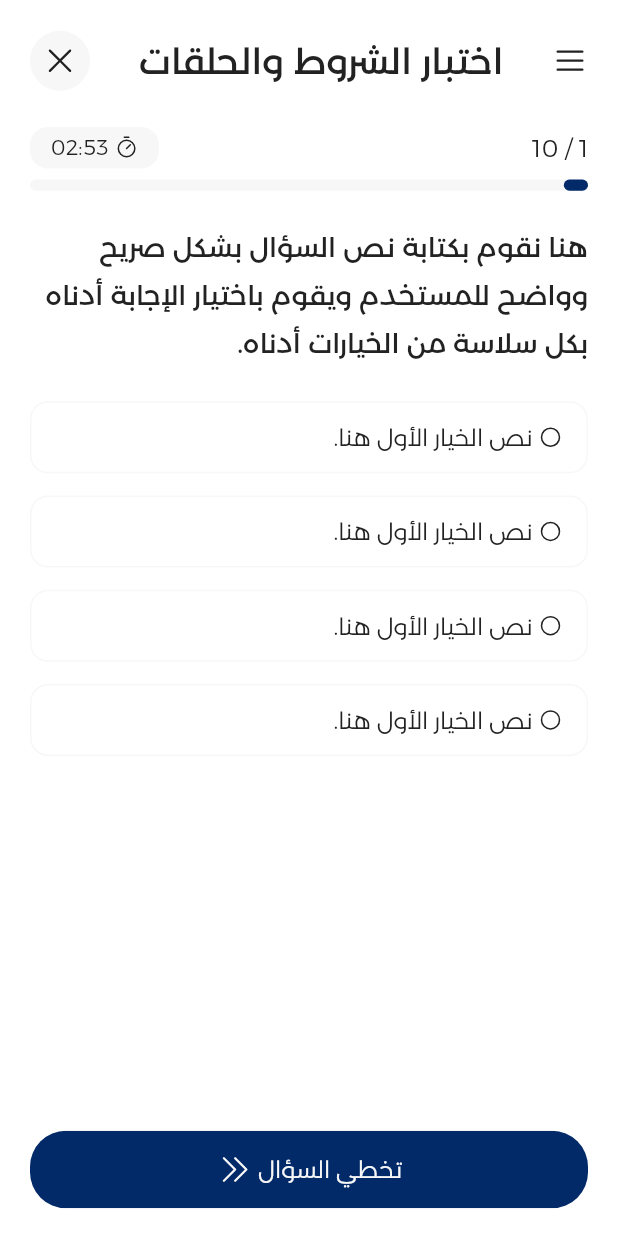
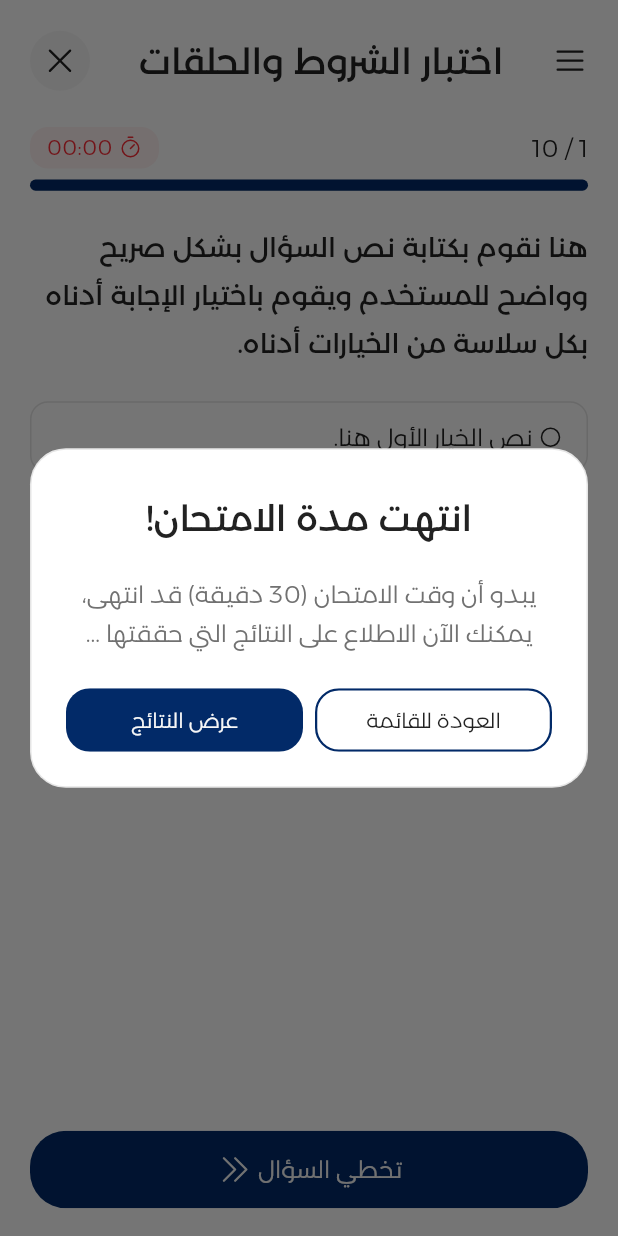
Before and after one commit to HackerhaTeam/student_app, a Flutter app: the screen it shows after launch, on a phone screen of 412 x 824 dp. Run offline on Flutter 3.47's test engine with Material 3 defaults, Android fonts, the phone set to English and light mode, and no system bars; our stand-ins replace audioplayers, flutter_bloc, phosphor_flutter.

Commit message:
add custom alert dialog and all dialog actions

```diff
--- /dev/null
+++ b/devtools_options.yaml
@@ -0,0 +1,3 @@
+description: This file stores settings for Dart & Flutter DevTools.
+documentation: https://docs.flutter.dev/tools/devtools/extensions#configure-extension-enablement-states
+extensions:
--- /dev/null
+++ b/lib/core/widgets/custom_alert_dialog.dart
@@ -0,0 +1,50 @@
+import 'package:flutter/material.dart';
+import 'package:student_hackerha/core/functions/get_responsive_size.dart';
+import 'package:student_hackerha/core/themes/extentions/app_borders.dart';
+import 'package:student_hackerha/core/themes/extentions/app_content.dart';
+import 'package:student_hackerha/core/themes/typoGraphy/app_text_styles.dart';
+
+class CustomAlertDialog extends StatelessWidget {
+  const CustomAlertDialog({
+    super.key,
+    required this.title,
+    required this.content,
+    required this.actions,
+    required this.canPop,
+  });
+
+  final String title;
+  final String content;
+  final List<Widget>? actions;
+  final bool canPop;
+  @override
+  Widget build(BuildContext context) {
+    final contentColor = Theme.of(context).extension<AppContent>()!;
+    final borderColor = Theme.of(context).extension<AppBorders>()!;
+
+    return PopScope(
+      canPop: canPop,
+      child: AlertDialog(
+        shape: RoundedRectangleBorder(
+            side: BorderSide(color: borderColor.transparent),
+            borderRadius: BorderRadius.circular(24.r(context))),
+        insetPadding: EdgeInsets.symmetric(
+          horizontal: 20.w(context),
+        ),
+        title: Text(
+          title,
+          style: Theme.of(context).textTheme.xHeadingXLarge,
+          textAlign: TextAlign.center,
+        ),
+        content: Text(
+          textAlign: TextAlign.center,
+          content,
+          style: Theme.of(context).textTheme.xParagraphLargeLose.copyWith(
+                color: contentColor.secondary,
+              ),
+        ),
+        actions: actions,
+      ),
+    );
+  }
+}
--- a/lib/core/widgets/custom_circle_icon_button.dart
+++ b/lib/core/widgets/custom_circle_icon_button.dart
@@ -7,17 +7,17 @@ class CustomCircleIconButton extends StatelessWidget {
     super.key,
     this.backgrounds,
     required this.iconDataPhosphor,
-    required this.size,
+    required this.size, required this.onTap,
   });
 
   final AppBackgrounds? backgrounds;
   final IconData iconDataPhosphor;
   final double size;
-
+  final void Function() onTap;
   @override
   Widget build(BuildContext context) {
     return GestureDetector(
-      onTap: () {},
+      onTap: onTap,
       child: Stack(
         alignment: Alignment.center,
         children: [
--- a/lib/features/quiz/presentation/pages/manager/count_down_timer_cubit/count_down_timer_cubit.dart
+++ b/lib/features/quiz/presentation/pages/manager/count_down_timer_cubit/count_down_timer_cubit.dart
@@ -1,25 +1,37 @@
 import 'dart:async';
+import 'package:audioplayers/audioplayers.dart';
 import 'package:flutter_bloc/flutter_bloc.dart';
+import 'package:student_hackerha/features/quiz/presentation/pages/manager/count_down_timer_cubit/count_down_timer_state.dart';
 
-class CountdownTimerCubit extends Cubit<Duration> {
+class CountdownTimerCubit extends Cubit<CountDownTimerState> {
   final Duration initialDuration;
   Timer? _timer;
-  bool isFinished = false;
 
-  CountdownTimerCubit({required this.initialDuration}) : super(initialDuration) {
+  CountdownTimerCubit({required this.initialDuration})
+      : super(CountdownTimerInitialState(duration: initialDuration)) {
     _startCountdown();
   }
 
-  void _startCountdown() {
+  void _startCountdown() async {
     _timer?.cancel();
-    _timer = Timer.periodic(const Duration(seconds: 1), (timer) {
-      final newDuration = state - const Duration(seconds: 1);
+
+    emit(CountdownTimerContinueState(duration: state.duration));
+
+    await Future.delayed(const Duration(seconds: 1));
+
+    _timer = Timer.periodic(const Duration(seconds: 1), (timer) async {
+      final newDuration = state.duration - Duration(seconds: 1);
+
+      if (newDuration.inSeconds == 120) {
+        final player = AudioPlayer();
+        await player.play(AssetSource('audio/audio_2025-04-21_00-53-59.mp3'));
+      }
+
       if (newDuration.inSeconds <= 0) {
-        isFinished = true;
-        emit(Duration.zero);
+        emit(CountdownTimerTimeOutState(duration: Duration.zero));
         _timer?.cancel();
       } else {
-        emit(newDuration);
+        emit(CountdownTimerContinueState(duration: newDuration));
       }
     });
   }
--- /dev/null
+++ b/lib/features/quiz/presentation/pages/manager/count_down_timer_cubit/count_down_timer_state.dart
@@ -0,0 +1,18 @@
+abstract class CountDownTimerState {
+  final Duration duration;
+
+  CountDownTimerState({required this.duration});
+}
+
+
+class CountdownTimerInitialState extends CountDownTimerState {
+  CountdownTimerInitialState({required super.duration});
+}
+
+class CountdownTimerContinueState extends CountDownTimerState {
+  CountdownTimerContinueState({required super.duration});
+}
+
+class CountdownTimerTimeOutState extends CountDownTimerState {
+  CountdownTimerTimeOutState({required super.duration});
+}
--- a/lib/features/quiz/presentation/pages/quiz_page.dart
+++ b/lib/features/quiz/presentation/pages/quiz_page.dart
@@ -20,7 +20,7 @@ class _QuizPageState extends State<QuizPage>
       providers: [
         BlocProvider(
           create: (context) =>
-              AnimationTimerCubit(vsync: this, duration: Duration(minutes: 3)),
+              AnimationTimerCubit(vsync: this, duration: Duration(seconds: 6)),
         ),
           BlocProvider(
           create: (context) =>
@@ -28,7 +28,7 @@ class _QuizPageState extends State<QuizPage>
         ),
             BlocProvider(
           create: (context) =>
-              CountdownTimerCubit(initialDuration: Duration(minutes: 3))
+              CountdownTimerCubit(initialDuration: Duration(seconds: 5))
         )
       ],
       child: SafeArea(
--- a/lib/features/quiz/presentation/pages/widgets/option_box.dart
+++ b/lib/features/quiz/presentation/pages/widgets/option_box.dart
@@ -33,7 +33,7 @@ class OptionBox extends StatelessWidget {
     if (isSelected) {
       return borderColor.primaryBrand;
     } else {
-      return backgroundColor.onSurfaceSecondary;
+      return borderColor.transparent;
     }
   }
 }
--- a/lib/features/quiz/presentation/pages/widgets/option_box_item.dart
+++ b/lib/features/quiz/presentation/pages/widgets/option_box_item.dart
@@ -1,11 +1,9 @@
 import 'package:flutter/material.dart';
 import 'package:phosphor_flutter/phosphor_flutter.dart';
 import 'package:student_hackerha/core/functions/get_responsive_size.dart';
-import 'package:student_hackerha/core/themes/extentions/app_backgrounds.dart';
-import 'package:student_hackerha/core/themes/extentions/app_borders.dart';
+
 import 'package:student_hackerha/core/themes/extentions/app_content.dart';
 import 'package:student_hackerha/core/themes/typoGraphy/app_text_styles.dart';
-import 'package:student_hackerha/core/widgets/custom_icon_button.dart';
 
 class OptionBoxItem extends StatelessWidget {
   const OptionBoxItem({
--- a/lib/features/quiz/presentation/pages/widgets/quiz_body_section.dart
+++ b/lib/features/quiz/presentation/pages/widgets/quiz_body_section.dart
@@ -2,7 +2,6 @@
 import 'package:flutter/material.dart';
 import 'package:student_hackerha/core/functions/get_responsive_size.dart';
 import 'package:student_hackerha/core/themes/typoGraphy/app_text_styles.dart';
-import 'package:student_hackerha/features/quiz/presentation/pages/widgets/options_list_view.dart';
 import 'package:student_hackerha/features/quiz/presentation/pages/widgets/options_list_view_builder.dart';
 
 class QuizBodySection extends StatelessWidget {
--- a/lib/features/quiz/presentation/pages/widgets/quiz_page_header.dart
+++ b/lib/features/quiz/presentation/pages/widgets/quiz_page_header.dart
@@ -1,12 +1,12 @@
-
-
 import 'package:flutter/material.dart';
 import 'package:phosphor_flutter/phosphor_flutter.dart';
 import 'package:student_hackerha/core/functions/get_responsive_size.dart';
 import 'package:student_hackerha/core/themes/extentions/app_backgrounds.dart';
 import 'package:student_hackerha/core/themes/typoGraphy/app_text_styles.dart';
+import 'package:student_hackerha/core/widgets/custom_alert_dialog.dart';
 import 'package:student_hackerha/core/widgets/custom_circle_icon_button.dart';
 import 'package:student_hackerha/core/widgets/custom_icon_button.dart';
+import 'package:student_hackerha/features/quiz/presentation/pages/widgets/time_out_quiz_dialog_actions.dart';
 
 class QuizPageHeader extends StatelessWidget {
   const QuizPageHeader({
@@ -15,7 +15,8 @@ class QuizPageHeader extends StatelessWidget {
 
   @override
   Widget build(BuildContext context) {
-    final backgrounds = Theme.of(context).extension<AppBackgrounds>()!;
+    final backgroundColor = Theme.of(context).extension<AppBackgrounds>()!;
+
     return Row(
       mainAxisAlignment: MainAxisAlignment.spaceBetween,
       children: [
@@ -26,8 +27,24 @@ class QuizPageHeader extends StatelessWidget {
           style: Theme.of(context).textTheme.xHeadingXLarge,
         ),
         CustomCircleIconButton(
+          onTap: () {
+            showDialog(
+              context: context,
+              builder: (BuildContext context) {
+                return CustomAlertDialog(
+                  canPop: true,
+                  actions: [
+                    TimeOutQuizDialogActions(),
+                  ],
+                  title: 'هل تود أن إنهاء الامتحان؟',
+                  content:
+                      'سيؤدي ذلك إلى إظهار النتائج النهائية. تأكد من مراجعة إجاباتك قبل اتخاذ هذه الخطوة!',
+                );
+              },
+            );
+          },
           size: 24.w(context),
-          backgrounds: backgrounds,
+          backgrounds: backgroundColor,
           iconDataPhosphor: PhosphorIcons.x(),
         ),
       ],
--- a/lib/features/quiz/presentation/pages/widgets/quiz_timer.dart
+++ b/lib/features/quiz/presentation/pages/widgets/quiz_timer.dart
@@ -1,4 +1,3 @@
-
 import 'package:flutter/material.dart';
 import 'package:phosphor_flutter/phosphor_flutter.dart';
 import 'package:student_hackerha/core/functions/get_responsive_size.dart';
@@ -8,19 +7,22 @@ import 'package:student_hackerha/core/themes/typoGraphy/app_text_styles.dart';
 
 class QuizTimer extends StatelessWidget {
   const QuizTimer({
-    super.key, required this.minutes, required this.seconds,
+    super.key,
+    required this.minutes,
+    required this.seconds,
   });
-final String minutes;
-final String seconds;
+  final String minutes;
+  final String seconds;
 
   @override
   Widget build(BuildContext context) {
-        final backgroundColor = Theme.of(context).extension<AppBackgrounds>()!;
-           final contentColor = Theme.of(context).extension<AppContent>()!;
+    final backgroundColor = Theme.of(context).extension<AppBackgrounds>()!;
+    final contentColor = Theme.of(context).extension<AppContent>()!;
 
     return Container(
       decoration: BoxDecoration(
-          color: _getBackgrounColor(minutes:int.parse(minutes), backgroundColor: backgroundColor),
+          color: _getBackgrounColor(
+              minutes: int.parse(minutes), backgroundColor: backgroundColor),
           borderRadius: BorderRadius.circular(12.r(context))),
       width: 86.w(context),
       height: 30.h(context),
@@ -30,7 +32,8 @@ final String seconds;
           children: [
             PhosphorIcon(
               textDirection: TextDirection.ltr,
-              color: _getIconColor(minutes: int.parse(minutes),contentColor: contentColor),
+              color: _getIconColor(
+                  minutes: int.parse(minutes), contentColor: contentColor),
               PhosphorIcons.timer(),
               size: 16.w(context),
             ),
@@ -39,7 +42,9 @@ final String seconds;
             ),
             Text(
               '$minutes:$seconds',
-              style: Theme.of(context).textTheme.xLabelMedium,
+              style: Theme.of(context).textTheme.xLabelMedium.copyWith(
+                color: _getTextColor(minutes: int.parse(minutes), contentColor: contentColor)
+              ),
             ),
           ],
         ),
@@ -47,24 +52,30 @@ final String seconds;
     );
   }
 
-Color  _getIconColor({required int minutes,required AppContent contentColor})
-  {
-    if(minutes<2)
-    {
+  Color _getIconColor(
+      {required int minutes, required AppContent contentColor}) {
+    if (minutes < 2) {
       return contentColor.negative;
-    }
-    else {
+    } else {
       return contentColor.primary;
     }
   }
-Color _getBackgrounColor({required int minutes,required AppBackgrounds backgroundColor})
-{
-  if(minutes<2)
-    {
+
+  Color _getBackgrounColor(
+      {required int minutes, required AppBackgrounds backgroundColor}) {
+    if (minutes < 2) {
       return backgroundColor.negativeSoft;
-    }
-    else {
+    } else {
       return backgroundColor.onSurfaceSecondary;
     }
+  }
+
+  Color _getTextColor(
+      {required int minutes, required AppContent contentColor}) {
+    if (minutes < 2) {
+      return contentColor.negative;
+    } else {
+      return contentColor.primary;
+    }
+  }
 }
-}
--- a/lib/features/quiz/presentation/pages/widgets/quiz_timer_builder.dart
+++ b/lib/features/quiz/presentation/pages/widgets/quiz_timer_builder.dart
@@ -1,21 +1,45 @@
 import 'package:flutter/material.dart';
 import 'package:flutter_bloc/flutter_bloc.dart';
+import 'package:student_hackerha/core/widgets/custom_alert_dialog.dart';
 import 'package:student_hackerha/features/quiz/presentation/pages/manager/count_down_timer_cubit/count_down_timer_cubit.dart';
+import 'package:student_hackerha/features/quiz/presentation/pages/manager/count_down_timer_cubit/count_down_timer_state.dart';
 import 'package:student_hackerha/features/quiz/presentation/pages/widgets/quiz_timer.dart';
+import 'package:student_hackerha/features/quiz/presentation/pages/widgets/time_out_quiz_dialog_actions.dart';
 
 class QuizTimerBuilder extends StatelessWidget {
   const QuizTimerBuilder({super.key});
 
   @override
   Widget build(BuildContext context) {
-    return BlocBuilder<CountdownTimerCubit, Duration>(
+    return BlocConsumer<CountdownTimerCubit, CountDownTimerState>(
+      listener: (context, state) {
+        if (state is CountdownTimerTimeOutState) {
+          showDialog(
+            context: context,
+            builder: (BuildContext context) {
+              return CustomAlertDialog(
+                canPop: false,
+                actions: [
+                  TimeOutQuizDialogActions(),
+                ],
+                title: 'انتهت مدة الامتحان!',
+                content:
+                    'يبدو أن وقت الامتحان (30 دقيقة) قد انتهى، يمكنك الآن الاطلاع على النتائج التي حققتها ...',
+              );
+            },
+          );
+        }
+      },
       builder: (context, state) {
         final minutes =
-            state.inMinutes.remainder(60).toString().padLeft(2, '0');
+            state.duration.inMinutes.remainder(60).toString().padLeft(2, '0');
         final seconds =
-            state.inSeconds.remainder(60).toString().padLeft(2, '0');
+            state.duration.inSeconds.remainder(60).toString().padLeft(2, '0');
 
-        return QuizTimer(minutes: minutes, seconds: seconds);
+        return QuizTimer(
+          minutes: minutes,
+          seconds: seconds,
+        );
       },
     );
   }
--- a/lib/features/quiz/presentation/pages/widgets/quiz_top_section.dart
+++ b/lib/features/quiz/presentation/pages/widgets/quiz_top_section.dart
@@ -1,7 +1,6 @@
 import 'package:flutter/material.dart';
 import 'package:student_hackerha/core/functions/get_responsive_size.dart';
 import 'package:student_hackerha/core/themes/typoGraphy/app_text_styles.dart';
-import 'package:student_hackerha/features/quiz/presentation/pages/widgets/quiz_timer.dart';
 import 'package:student_hackerha/features/quiz/presentation/pages/widgets/quiz_timer_builder.dart';
 import 'package:student_hackerha/features/quiz/presentation/pages/widgets/timer_line_builder.dart';
 
--- /dev/null
+++ b/lib/features/quiz/presentation/pages/widgets/time_out_quiz_dialog_actions.dart
@@ -0,0 +1,58 @@
+import 'package:flutter/material.dart';
+import 'package:student_hackerha/core/functions/get_responsive_size.dart';
+import 'package:student_hackerha/core/themes/extentions/app_backgrounds.dart';
+import 'package:student_hackerha/core/themes/extentions/app_borders.dart';
+import 'package:student_hackerha/core/themes/extentions/app_content.dart';
+import 'package:student_hackerha/core/themes/typoGraphy/app_text_styles.dart';
+import 'package:student_hackerha/core/widgets/custom_button.dart';
+
+class TimeOutQuizDialogActions extends StatelessWidget {
+  const TimeOutQuizDialogActions({
+    super.key,
+  });
+
+  @override
+  Widget build(BuildContext context) {
+    final backgroundColor = Theme.of(context).extension<AppBackgrounds>()!;
+    final contentColor = Theme.of(context).extension<AppContent>()!;
+    final borderColor = Theme.of(context).extension<AppBorders>()!;
+    return Row(
+      mainAxisAlignment: MainAxisAlignment.spaceBetween,
+      children: [
+        Expanded(
+          child: CustomButton(
+            borderColor: borderColor.primaryBrand,
+            borderRadius: 16.r(context),
+            color: Colors.transparent,
+            width: 158.w(context),
+            height: 46.h(context),
+            child: Text(
+              'العودة للقائمة',
+              style: Theme.of(context).textTheme.xLabelMedium,
+            ),
+            onPressed: () {
+              Navigator.pop(context);
+            },
+          ),
+        ),
+        SizedBox(width: 8.w(context)),
+        Expanded(
+          child: CustomButton(
+            borderRadius: 16.r(context),
+            color: backgroundColor.primaryBrand,
+            width: 158.w(context),
+            height: 46.h(context),
+            child: Text(
+              'عرض النتائج',
+              style: Theme.of(context)
+                  .textTheme
+                  .xLabelMedium
+                  .copyWith(color: contentColor.primaryInverted),
+            ),
+            onPressed: () {},
+          ),
+        ),
+      ],
+    );
+  }
+}
--- a/lib/main.dart
+++ b/lib/main.dart
@@ -35,7 +35,7 @@ class MyApp extends StatelessWidget {
           ],
           debugShowCheckedModeBanner: false,
           themeMode: state.themeMode,
-          theme: AppTheme.light,
+          theme: AppTheme.light                               ,
           darkTheme: AppTheme.dark,
           home: const QuizPage(),
         );
--- a/pubspec.yaml
+++ b/pubspec.yaml
@@ -28,6 +28,7 @@ environment:
 # the latest version available on pub.dev. To see which dependencies have newer
 # versions available, run `flutter pub outdated`.
 dependencies:
+  audioplayers: ^6.4.0
   cupertino_icons: ^1.0.8
   flutter:
     sdk: flutter
@@ -51,8 +52,8 @@ flutter:
   # the material Icons class.
   uses-material-design: true
   # To add assets to your application, add an assets section, like this:
-  # assets:
-  #   - images/a_dot_burr.jpeg
+  assets:
+    - assets/audio/audio_2025-04-21_00-53-59.mp3
   #   - images/a_dot_ham.jpeg
   # An image asset can refer to one or more resolution-specific "variants", see
   # https://flutter.dev/to/resolution-aware-images
```
Also changed, not shown: lib/features/quiz/presentation/pages/widgets/close_quiz_dialog_actions.dart (added, +59 -0 lines), lib/features/quiz/presentation/pages/widgets/quiz_page_body.dart (+1 -14 lines), pubspec.lock, 10 other files.
